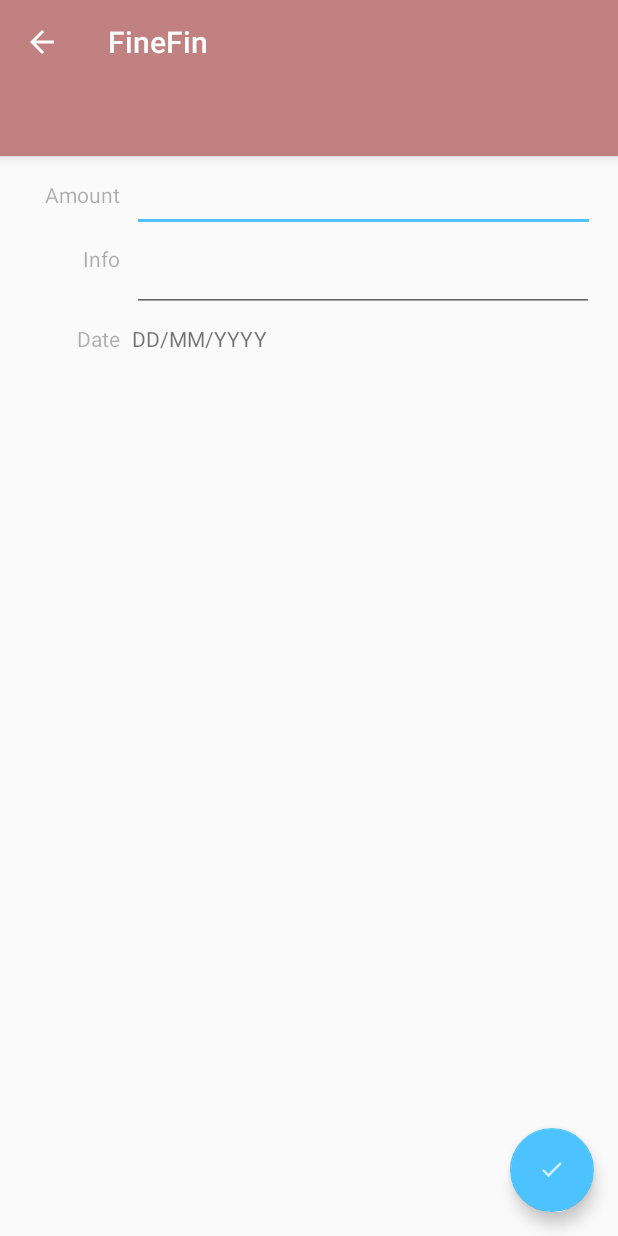
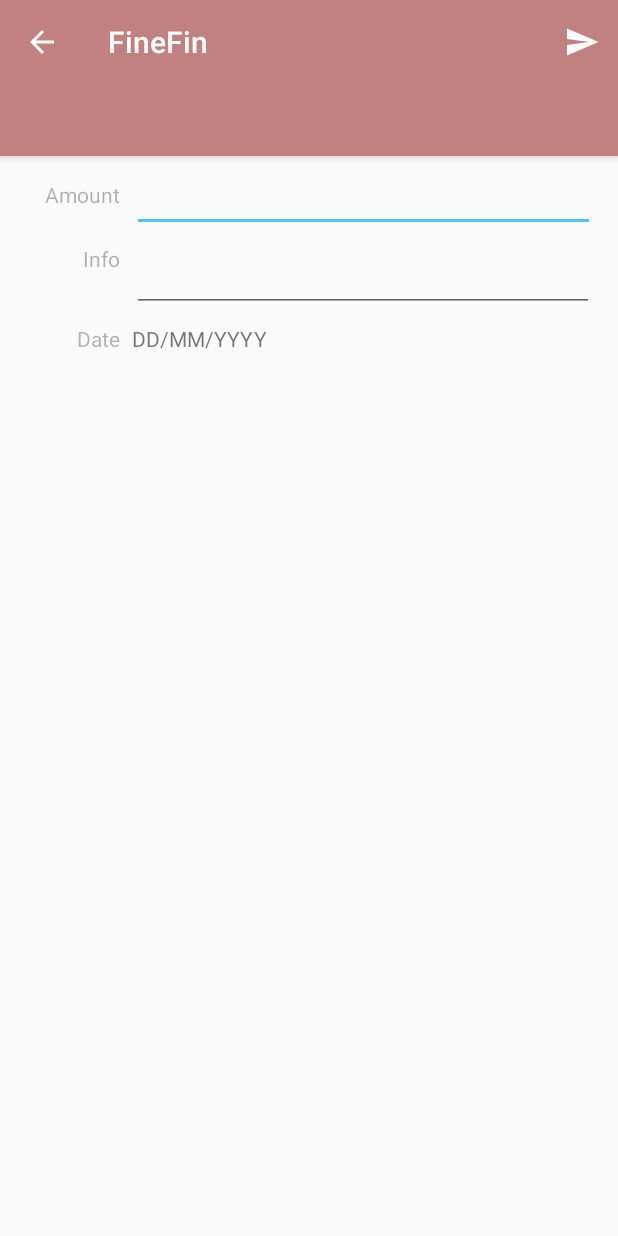
Before and after one commit to Geronimo-GG/FineFinRepo-master, an Android app: the AddNoteActivity screen opened directly, with no data from a screen before it, on a phone screen of 412 x 824 dp. Run offline under Robolectric (Android 15) with nearby library versions, the phone set to English and light mode, and no system bars; libraries missing offline, so code that uses them is left out: io.realm, io.realm.internal; 4 statements that could not run were skipped.

Commit message:
removed fab

```diff
--- a/app/src/main/java/dariabeliaeva/diploma/com/finefin/AddNoteActivity.java
+++ b/app/src/main/java/dariabeliaeva/diploma/com/finefin/AddNoteActivity.java
@@ -26,16 +26,18 @@ import dariabeliaeva.diploma.com.finefin.data_models.Categories;
 
 public class AddNoteActivity extends AppCompatActivity {
 
-    int spenSum;
-    Date spenDate;
-    String spenDesc;
-    String catName;
-    OutFragment outFrag = new OutFragment();
-    InFragment inFrag = new InFragment();
-    TabLayout tab;
-    SpendingsDAO spenDAO = new SpendingsDAO();
-    Date date = new Date();
-    Toolbar toolbar;
+    private int spenSum;
+    private Date spenDate;
+    private String spenDesc;
+    private String catName;
+    private OutFragment outFrag = new OutFragment();
+    private InFragment inFrag = new InFragment();
+    private TabLayout tab;
+    private SpendingsDAO spenDAO = new SpendingsDAO();
+    private Date date = new Date();
+    private Toolbar toolbar;
+    private EditText expText;
+    private EditText descText;
 
 
 
@@ -52,8 +54,8 @@ public class AddNoteActivity extends AppCompatActivity {
         getSupportActionBar().setDefaultDisplayHomeAsUpEnabled(true);
 
         final TextView editTxt = (TextView) findViewById(R.id.tvData);
-        final EditText expText = (EditText) findViewById(R.id.tvExp);
-        final EditText descText = (EditText) findViewById(R.id.description);
+        expText = (EditText) findViewById(R.id.tvExp);
+        descText = (EditText) findViewById(R.id.description);
 
 
 
@@ -76,14 +78,33 @@ public class AddNoteActivity extends AppCompatActivity {
         }, mYear, mMonth, mDay
         );
 
-        final FloatingActionButton fab = (FloatingActionButton) findViewById(R.id.fab);
-        fab.setOnClickListener(new View.OnClickListener(){
+        editTxt.setOnClickListener(new View.OnClickListener() {
 
             @Override
             public void onClick(View v) {
+                dpDlg.show();
+
+            }
+        });
+        setupViewPager(viewPager);
+        tab.setupWithViewPager(viewPager);
+
+
+    }
+
+
+    @Override
+    public boolean onCreateOptionsMenu(Menu menu) {
+        getMenuInflater().inflate(R.menu.add_spending_menu, menu);
+        return true;
+    }
+
+    @Override
+    public boolean onOptionsItemSelected(MenuItem item) {
+        if (item.getItemId() == R.id.action_send){
             if (expText.getText().toString().length() == 0){
-                    Snackbar.make(fab, "Please fill price", Snackbar.LENGTH_SHORT).show();
-                    return;
+                Snackbar.make(expText, "Please fill price", Snackbar.LENGTH_SHORT).show();
+                return true;
             }
             spenSum = Integer.parseInt(expText.getText().toString());
             spenDate = date;
@@ -104,25 +125,10 @@ public class AddNoteActivity extends AppCompatActivity {
 
             spenDAO.addSpendings(spenDesc, spenSum, spenDate, catName, selected);
             finish();
-
+            return true;
         }
-        });
-
-        editTxt.setOnClickListener(new View.OnClickListener() {
-
-            @Override
-            public void onClick(View v) {
-                dpDlg.show();
-
+        return false;
     }
-        });
-        setupViewPager(viewPager);
-        tab.setupWithViewPager(viewPager);
-
-
-    }
-
-
 
     private void setupViewPager(ViewPager viewPager) {
         ViewPagerAdapter adapter = new ViewPagerAdapter(getFragmentManager());
--- a/app/src/main/res/drawable-v21/ic_menu_send.xml
+++ b/app/src/main/res/drawable-v21/ic_menu_send.xml
@@ -4,6 +4,6 @@
     android:viewportHeight="24.0"
     android:viewportWidth="24.0">
     <path
-        android:fillColor="#FF000000"
+        android:fillColor="#ffffff"
         android:pathData="M2.01,21L23,12 2.01,3 2,10l15,2 -15,2z" />
 </vector>
--- a/app/src/main/res/layout/activity_add.xml
+++ b/app/src/main/res/layout/activity_add.xml
@@ -97,16 +97,6 @@
 
         </android.support.v4.view.ViewPager>
 
-    <android.support.design.widget.FloatingActionButton
-        android:layout_width="wrap_content"
-        android:layout_height="wrap_content"
-        android:layout_alignParentBottom="true"
-        android:layout_alignParentEnd="true"
-        android:src="@drawable/ic_checkmark_white"
-        android:id="@+id/fab"
-        android:layout_marginBottom="16dp"
-        android:layout_marginRight="16dp" />
-
         <TextView
             android:layout_width="80dp"
             android:layout_height="wrap_content"
--- /dev/null
+++ b/app/src/main/res/menu/add_spending_menu.xml
@@ -0,0 +1,15 @@
+<?xml version="1.0" encoding="utf-8"?>
+<menu
+xmlns:android="http://schemas.android.com/apk/res/android"
+xmlns:app="http://schemas.android.com/apk/res-auto"
+xmlns:tools="http://schemas.android.com/tools"
+tools:context=".MainActivity">
+<item
+    android:id="@+id/action_send"
+    android:orderInCategory="100"
+    android:title="Add"
+    android:icon="@drawable/ic_menu_send"
+
+    app:showAsAction="always" />
+
+</menu>
```
Lines whose indentation alone changed are shown as unchanged.
